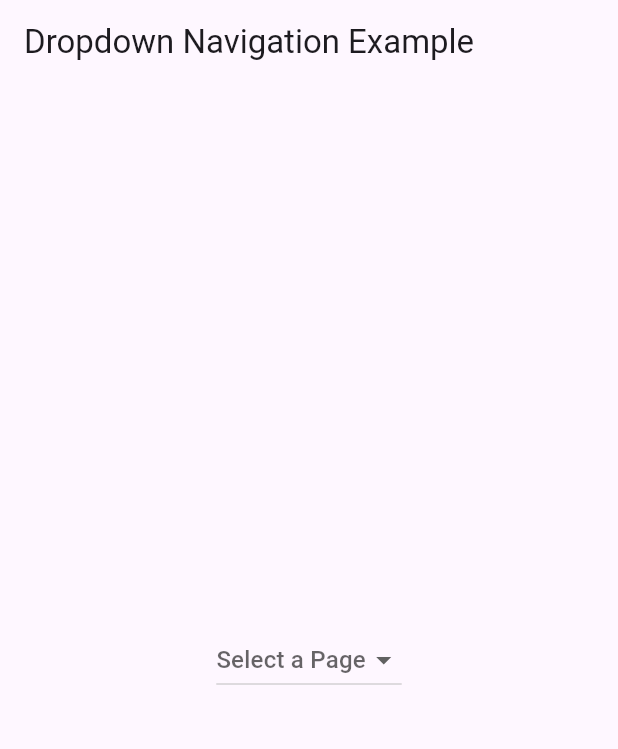
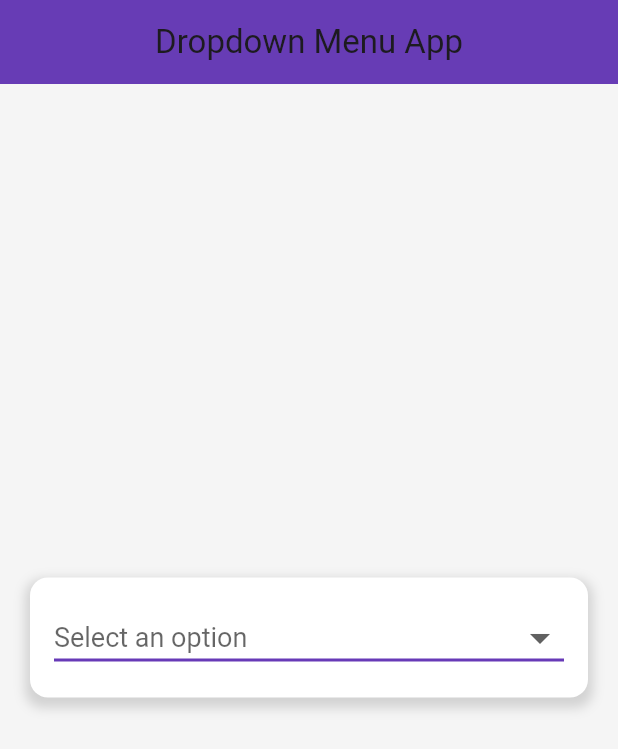
Before and after one commit to anik-paul-dev/dropdown_flutter, a Flutter app: the screen it shows after launch, on a phone screen of 412 x 824 dp. Shown: the top 749 px of the screen. Run offline on Flutter 3.47's test engine with Material 3 defaults, Android fonts, the light colour scheme and no system bars.

Commit message:
update with layout and design

```diff
--- a/lib/main.dart
+++ b/lib/main.dart
@@ -1,118 +1,117 @@
 import 'package:flutter/material.dart';
 
 void main() {
-  runApp(menu_dropdown_125());
+  runApp(const MyApp());
 }
 
+class MyApp extends StatelessWidget {
+  const MyApp({super.key});
 
-class menu_dropdown_125 extends StatelessWidget {
   @override
   Widget build(BuildContext context) {
     return MaterialApp(
-      title: 'Flutter Dropdown Navigation',
-      theme: ThemeData(
-        primarySwatch: Colors.blue,
-      ),
-      home: MainPage(),
+      debugShowCheckedModeBanner: false,
+      theme: ThemeData(primarySwatch: Colors.deepPurple),
+      home: const DropdownApp(),
     );
   }
 }
 
-class HomePage extends StatelessWidget {
+class DropdownApp extends StatefulWidget {
+  const DropdownApp({super.key});
+
   @override
-  Widget build(BuildContext context) {
-    return Scaffold(
-      appBar: AppBar(
-        title: Text('Home Page'),
-      ),
-      body: Center(child: Text('Welcome to the Home Page')),
-    );
-  }
+  State<DropdownApp> createState() => _DropdownAppState();
 }
 
-class SettingsPage extends StatelessWidget {
-  @override
-  Widget build(BuildContext context) {
-    return Scaffold(
-      appBar: AppBar(
-        title: Text('Settings Page'),
-      ),
-      body: Center(child: Text('Welcome to the Settings Page')),
-    );
-  }
-}
-
-class ProfilePage extends StatelessWidget {
-  @override
-  Widget build(BuildContext context) {
-    return Scaffold(
-      appBar: AppBar(
-        title: Text('Profile Page'),
-      ),
-      body: Center(child: Text('Welcome to the Profile Page')),
-    );
-  }
-}
-
-
-
-
-
-class MainPage extends StatefulWidget {
-  @override
-  _MainPageState createState() => _MainPageState();
-}
-
-class _MainPageState extends State<MainPage> {
-  String? selectedPage;
-
-  void navigateToPage(String page) {
-    switch (page) {
-      case 'Home':
-        Navigator.push(
-          context,
-          MaterialPageRoute(builder: (context) => HomePage()),
-        );
-        break;
-      case 'Settings':
-        Navigator.push(
-          context,
-          MaterialPageRoute(builder: (context) => SettingsPage()),
-        );
-        break;
-      case 'Profile':
-        Navigator.push(
-          context,
-          MaterialPageRoute(builder: (context) => ProfilePage()),
-        );
-        break;
-    }
-  }
+class _DropdownAppState extends State<DropdownApp> {
+  String? selectedOption;
+  final List<String> options = ['Option 1', 'Option 2', 'Option 3', 'Option 4'];
 
   @override
   Widget build(BuildContext context) {
     return Scaffold(
       appBar: AppBar(
-        title: Text('Dropdown Navigation Example'),
+        title: const Text('Dropdown Menu App'),
+        centerTitle: true,
+        elevation: 4,
+        backgroundColor: Colors.deepPurple,
       ),
       body: Center(
+        child: Padding(
+          padding: const EdgeInsets.all(20.0),
+          child: Column(
+            mainAxisAlignment: MainAxisAlignment.center,
+            children: [
+              Container(
+                padding: const EdgeInsets.all(16),
+                decoration: BoxDecoration(
+                  color: Colors.white,
+                  borderRadius: BorderRadius.circular(12),
+                  boxShadow: [
+                    BoxShadow(
+                      color: Colors.grey.withOpacity(0.4),
+                      spreadRadius: 3,
+                      blurRadius: 6,
+                      offset: const Offset(0, 4),
+                    ),
+                  ],
+                ),
                 child: DropdownButton<String>(
-          value: selectedPage,
-          hint: Text('Select a Page'),
-          items: <String>['Home', 'Settings', 'Profile'].map((String value) {
+                  isExpanded: true,
+                  value: selectedOption,
+                  hint: const Text('Select an option'),
+                  icon: const Icon(Icons.arrow_drop_down),
+                  iconSize: 32,
+                  elevation: 2,
+                  style: const TextStyle(color: Colors.black, fontSize: 18),
+                  underline: Container(height: 2, color: Colors.deepPurple),
+                  items: options.map((String option) {
                     return DropdownMenuItem<String>(
-              value: value,
-              child: Text(value),
+                      value: option,
+                      child: Text(option),
                     );
                   }).toList(),
                   onChanged: (String? newValue) {
                     setState(() {
-              selectedPage = newValue;
+                      selectedOption = newValue;
                     });
-            if (newValue != null) navigateToPage(newValue);
                   },
                 ),
               ),
+              const SizedBox(height: 30),
+              if (selectedOption != null)
+                Card(
+                  elevation: 6,
+                  shape: RoundedRectangleBorder(
+                    borderRadius: BorderRadius.circular(15),
+                  ),
+                  child: Container(
+                    padding: const EdgeInsets.all(20),
+                    child: Column(
+                      children: [
+                        const Text(
+                          'You selected:',
+                          style: TextStyle(fontSize: 20, fontWeight: FontWeight.w600),
+                        ),
+                        const SizedBox(height: 10),
+                        Text(
+                          selectedOption!,
+                          style: const TextStyle(
+                            fontSize: 24,
+                            color: Colors.deepPurple,
+                            fontWeight: FontWeight.bold,
+                          ),
+                        ),
+                      ],
+                    ),
+                  ),
+                ),
+            ],
+          ),
+        ),
+      ),
+      backgroundColor: Colors.grey[100],
     );
   }
 }
```
Also changed, not shown: 1 other file. Lines whose indentation alone changed are shown as unchanged.
